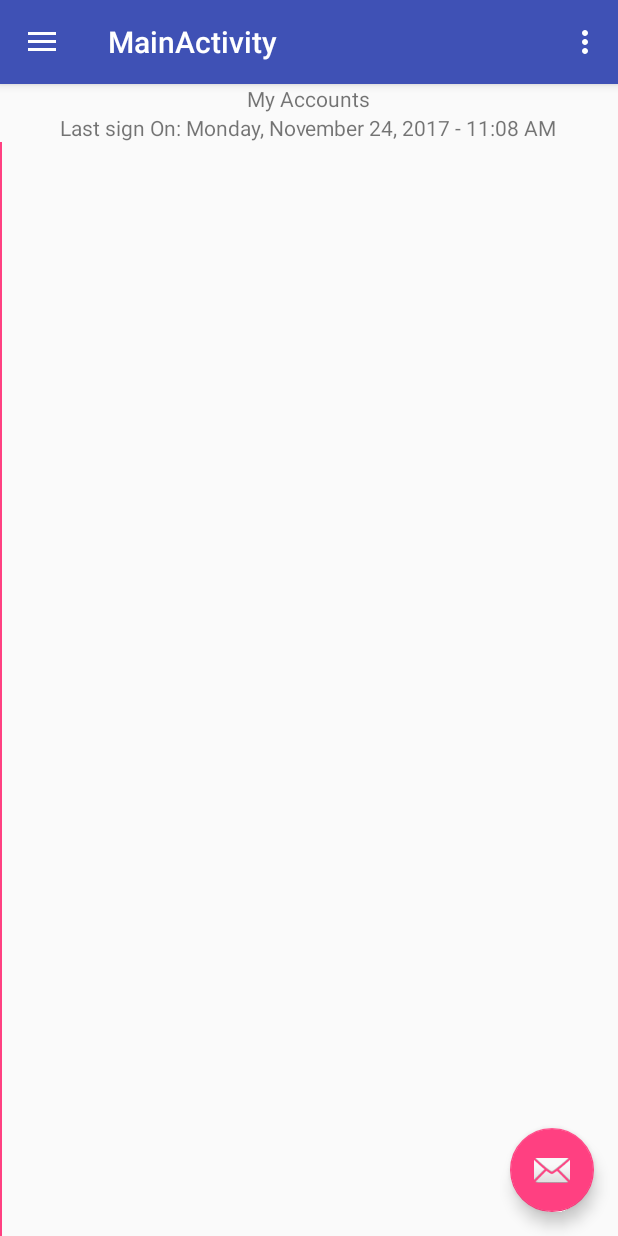
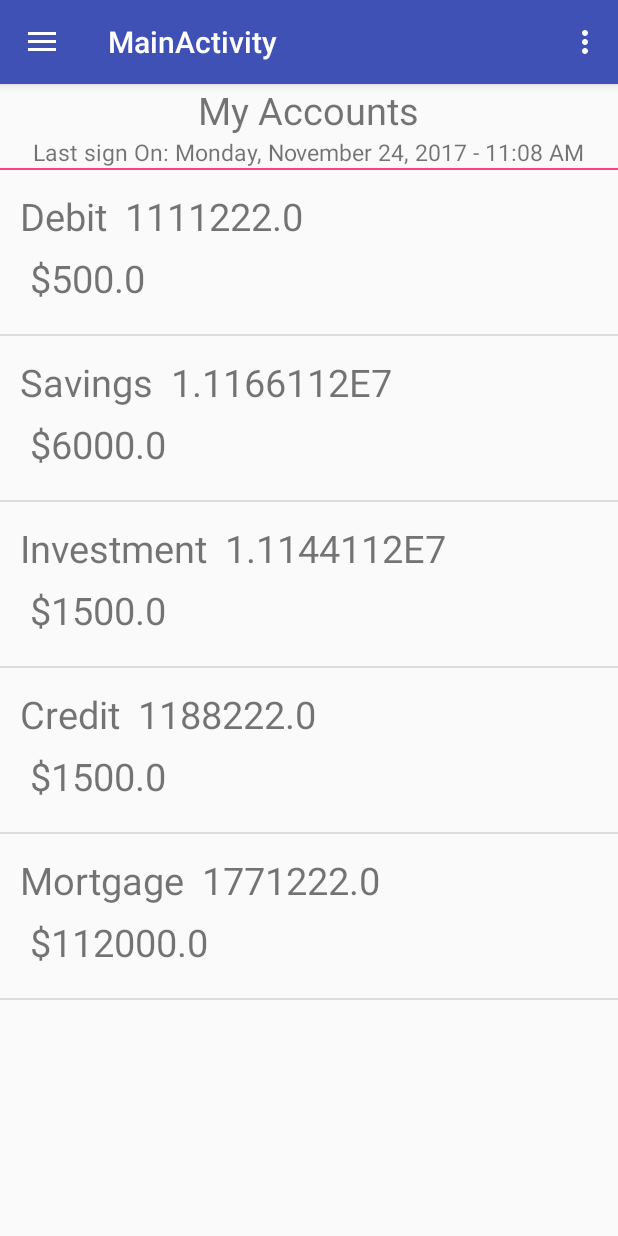
Before and after one commit to mohamadLy/CBA-Mobile-Banking-Application-Prototype, an Android app: the screen it shows after launch (MainActivity), on a phone screen of 412 x 824 dp. Run offline under Robolectric (Android 15) with nearby library versions, the phone set to English and light mode, and no system bars.

Commit message:
improve main page and some refactoring

```diff
--- a/app/src/main/java/seg_capstone/cbamobilebankingapplicationprototype/DataProvider.java
+++ b/app/src/main/java/seg_capstone/cbamobilebankingapplicationprototype/DataProvider.java
@@ -28,11 +28,11 @@ public class DataProvider {
         Account account3 = new Account("Investment", 11144112, 1500);
         accounts.add(account3);
         // #4
-     //   Account credit = new Account("Credit", 1188222, 1500);
-       // accounts.add(credit);
+        Account credit = new Account("Credit", 1188222, 1500);
+        accounts.add(credit);
         // #4
-        //Account mortgage = new Account("Mortgage", 1771222, 112000);
-        //accounts.add(mortgage);
+        Account mortgage = new Account("Mortgage", 1771222, 112000);
+        accounts.add(mortgage);
     }
 
     public ArrayList<Account> getAccounts() {
--- a/app/src/main/java/seg_capstone/cbamobilebankingapplicationprototype/adapters/AccountAdapter.java
+++ b/app/src/main/java/seg_capstone/cbamobilebankingapplicationprototype/adapters/AccountAdapter.java
@@ -54,8 +54,8 @@ public class AccountAdapter extends ArrayAdapter<Account> {
         // Populate the data from the data object via the viewHolder object
         // into the template view.
         viewHolder.accountNumbber.setText(String.valueOf(account.getAccountNumber()));
-        viewHolder.balance.setText(String.valueOf(account.getBalance()));
-        viewHolder.type.setText(account.getType());
+        viewHolder.balance.setText("$" + String.valueOf(account.getBalance()));
+        viewHolder.type.setText(account.getType() + "  ");
         return convertView;
     }
 }
--- a/app/src/main/res/layout/account_item_list.xml
+++ b/app/src/main/res/layout/account_item_list.xml
@@ -1,23 +1,33 @@
 <?xml version="1.0" encoding="utf-8"?>
-<LinearLayout xmlns:android="http://schemas.android.com/apk/res/android"
-    android:orientation="vertical" android:layout_width="match_parent"
-    android:layout_height="match_parent">
+<RelativeLayout xmlns:android="http://schemas.android.com/apk/res/android"
+    android:orientation="vertical"
+    android:layout_width="match_parent"
+    android:layout_height="match_parent"
+    android:padding="20px"
+    android:layout_margin="20dp">
 
     <TextView
         android:id="@+id/account_type"
         android:layout_width="wrap_content"
         android:layout_height="wrap_content"
-        android:textSize="25dp"/>
+        android:text="Account "
+        android:textSize="25dp"
+        />
     <TextView
+        android:text="32"
+        android:layout_toRightOf="@+id/account_type"
         android:id="@+id/account_number"
         android:layout_width="wrap_content"
         android:layout_height="wrap_content"
         android:textSize="25dp"/>
     <TextView
+        android:text="32"
+        android:layout_below="@+id/account_type"
         android:id="@+id/account_balance"
-        android:layout_width="wrap_content"
+        android:layout_width="match_parent"
         android:layout_height="wrap_content"
-        android:textSize="25dp"/>
+        android:textSize="25dp"
+        android:layout_margin="10px"/>
 
 
-</LinearLayout>
+</RelativeLayout>
--- a/app/src/main/res/layout/app_bar_main.xml
+++ b/app/src/main/res/layout/app_bar_main.xml
@@ -22,12 +22,4 @@
 
     <include layout="@layout/content_main" />
 
-    <android.support.design.widget.FloatingActionButton
-        android:id="@+id/fab"
-        android:layout_width="wrap_content"
-        android:layout_height="wrap_content"
-        android:layout_gravity="bottom|end"
-        android:layout_margin="@dimen/fab_margin"
-        app:srcCompat="@android:drawable/ic_dialog_email" />
-
 </android.support.design.widget.CoordinatorLayout>
--- a/app/src/main/res/layout/content_main.xml
+++ b/app/src/main/res/layout/content_main.xml
@@ -17,19 +17,22 @@
             android:textAlignment="center"
             android:layout_width="wrap_content"
             android:layout_height="wrap_content"
-            android:text="My Accounts"/>
+            android:text="My Accounts"
+            android:textSize="25dp"/>
         <TextView
             android:layout_gravity="center"
             android:layout_width="wrap_content"
             android:layout_height="wrap_content"
             android:inputType="datetime"
-            android:text="Last sign On: Monday, November 24, 2017 - 11:08 AM"/>
+            android:text="Last sign On: Monday, November 24, 2017 - 11:08 AM"
+            android:textSize="15dp"/>
 
         <!-- As a divider -->
         <View
-            android:layout_width="1dp"
-            android:layout_height="match_parent"
+            android:layout_width="match_parent"
+            android:layout_height="1dp"
             android:background="@color/colorAccent" />
+
         <ListView
             android:id="@+id/content"
             android:layout_width="match_parent"
```
